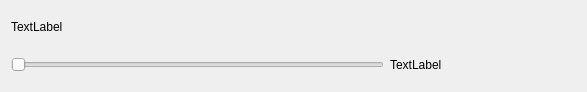
Firyst/GeneticTimetables, file parameterwidget.ui: the form before one commit.
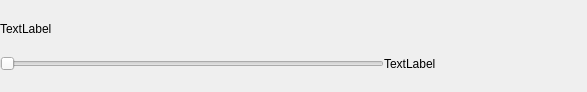
The form after the commit.

What changed in the file:
```diff
--- a/parameterwidget.ui
+++ b/parameterwidget.ui
@@ -14,6 +14,12 @@
    <string>Form</string>
   </property>
   <layout class="QVBoxLayout" name="verticalLayout">
+   <property name="spacing">
+    <number>0</number>
+   </property>
+   <property name="leftMargin">
+    <number>0</number>
+   </property>
    <item>
     <widget class="QLabel" name="labelTitle">
      <property name="text">
```
